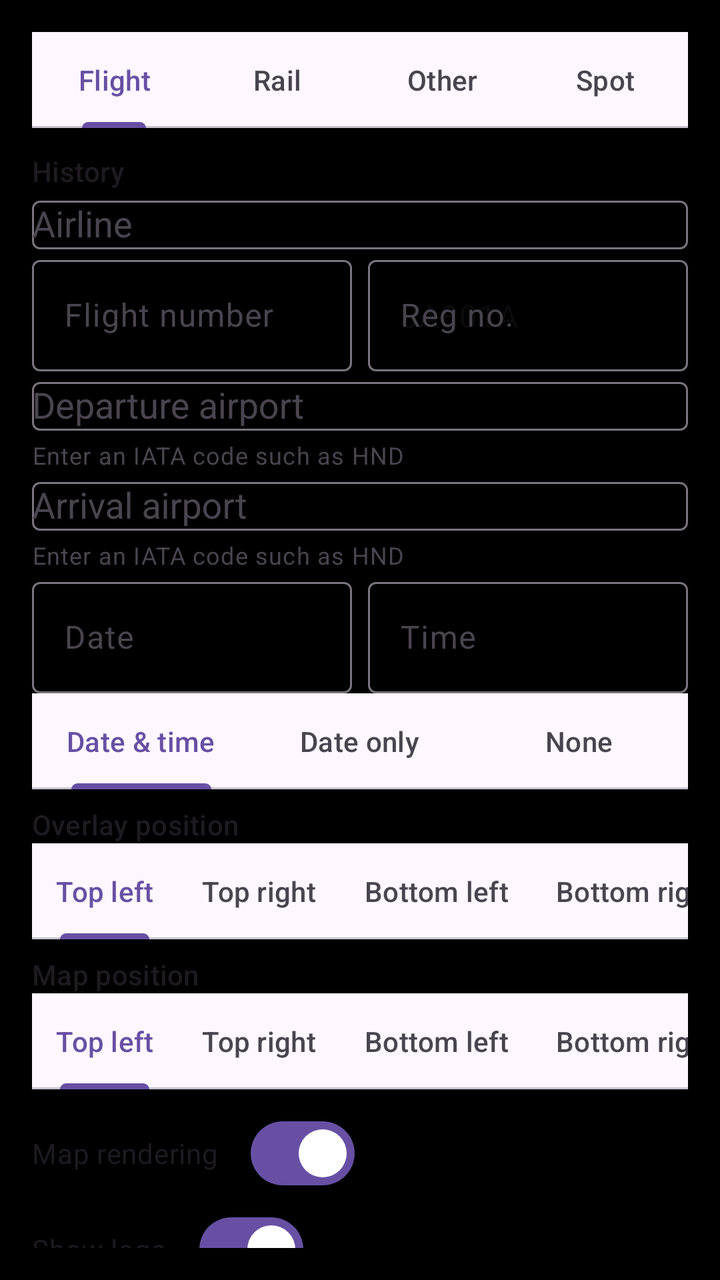
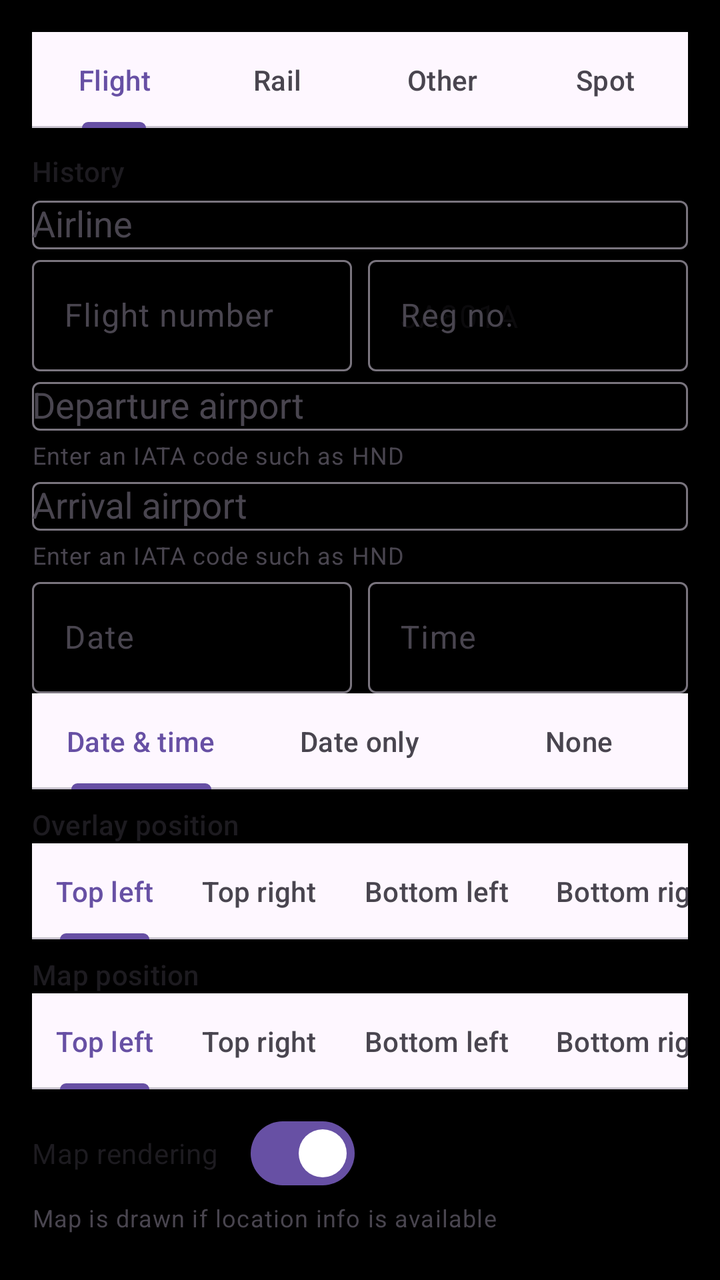

Compare the two renders of this Android layout. The source of the first and the diff that turns it into the second are given below.
<!-- AndroidManifest.xml: application theme Theme.SukashiMap -->
<!-- res/layout/layout_transport_bottom_sheet.xml -->
<?xml version="1.0" encoding="utf-8"?>
<LinearLayout xmlns:android="http://schemas.android.com/apk/res/android"
    xmlns:app="http://schemas.android.com/apk/res-auto"
    android:id="@+id/transportSheetRoot"
    android:layout_width="match_parent"
    android:layout_height="wrap_content"
    android:orientation="vertical"
    android:padding="16dp">

    <com.google.android.material.tabs.TabLayout
        android:id="@+id/transportModeTabs"
        android:layout_width="match_parent"
        android:layout_height="wrap_content"
        app:tabMode="fixed">
        <com.google.android.material.tabs.TabItem
            android:layout_width="wrap_content"
            android:layout_height="wrap_content"
            android:text="@string/transport_tab_flight" />
        <com.google.android.material.tabs.TabItem
            android:layout_width="wrap_content"
            android:layout_height="wrap_content"
            android:text="@string/transport_tab_rail" />
        <com.google.android.material.tabs.TabItem
            android:layout_width="wrap_content"
            android:layout_height="wrap_content"
            android:text="@string/transport_tab_other" />
        <com.google.android.material.tabs.TabItem
            android:layout_width="wrap_content"
            android:layout_height="wrap_content"
            android:text="@string/transport_tab_spot" />
    </com.google.android.material.tabs.TabLayout>

    <androidx.core.widget.NestedScrollView
        android:layout_width="match_parent"
        android:layout_height="wrap_content">

        <LinearLayout
            android:layout_width="match_parent"
            android:layout_height="wrap_content"
            android:orientation="vertical">

            <TextView
                android:layout_width="wrap_content"
                android:layout_height="wrap_content"
                android:layout_marginTop="12dp"
                android:text="@string/history_section_title"
                android:textAppearance="?attr/textAppearanceTitleSmall" />

            <HorizontalScrollView
                android:layout_width="match_parent"
                android:layout_height="wrap_content">
                <com.google.android.material.chip.ChipGroup
                    android:id="@+id/historyChips"
                    android:layout_width="wrap_content"
                    android:layout_height="wrap_content"
                    app:singleLine="true" />
            </HorizontalScrollView>

            
            <LinearLayout
                android:id="@+id/formAirplane"
                android:layout_width="match_parent"
                android:layout_height="wrap_content"
                android:orientation="vertical">

                <com.google.android.material.textfield.TextInputLayout
                    android:layout_width="match_parent"
                    android:layout_height="wrap_content"
                    android:hint="@string/hint_airline">
                    <AutoCompleteTextView
                        android:id="@+id/inputAirline"
                        android:layout_width="match_parent"
                        android:layout_height="wrap_content"
                         />
                </com.google.android.material.textfield.TextInputLayout>

                <LinearLayout
                    android:layout_width="match_parent"
                    android:layout_height="wrap_content"
                    android:orientation="horizontal">

                    <com.google.android.material.textfield.TextInputLayout
                        android:layout_width="0dp"
                        android:layout_height="wrap_content"
                        android:layout_weight="1"
                        android:hint="@string/hint_flight_number">
                        <com.google.android.material.textfield.TextInputEditText
                            android:id="@+id/inputFlightNumber"
                            android:layout_width="match_parent"
                            android:layout_height="wrap_content" />
                    </com.google.android.material.textfield.TextInputLayout>

                    <com.google.android.material.textfield.TextInputLayout
                        android:layout_width="0dp"
                        android:layout_height="wrap_content"
                        android:layout_weight="1"
                        android:layout_marginStart="8dp"
                        android:hint="@string/hint_registration_number">
                        <com.google.android.material.textfield.TextInputEditText
                            android:id="@+id/inputRegNumber"
                            android:layout_width="match_parent"
                            android:layout_height="wrap_content"
                            android:hint="@string/placeholder_registration_number" />
                    </com.google.android.material.textfield.TextInputLayout>
                </LinearLayout>

                <com.google.android.material.textfield.TextInputLayout
                    android:layout_width="match_parent"
                    android:layout_height="wrap_content"
                    android:hint="@string/hint_departure"
                    app:helperText="@string/helper_airport_code">
                    <AutoCompleteTextView
                        android:id="@+id/inputDepAirport"
                        android:layout_width="match_parent"
                        android:layout_height="wrap_content"
                         />
                </com.google.android.material.textfield.TextInputLayout>

                <com.google.android.material.textfield.TextInputLayout
                    android:layout_width="match_parent"
                    android:layout_height="wrap_content"
                    android:hint="@string/hint_arrival"
                    app:helperText="@string/helper_airport_code">
                    <AutoCompleteTextView
                        android:id="@+id/inputArrAirport"
                        android:layout_width="match_parent"
                        android:layout_height="wrap_content"
                         />
                </com.google.android.material.textfield.TextInputLayout>
            </LinearLayout>

            
            <LinearLayout
                android:id="@+id/formTrain"
                android:layout_width="match_parent"
                android:layout_height="wrap_content"
                android:orientation="vertical"
                android:visibility="gone">

                <com.google.android.material.materialswitch.MaterialSwitch
                    android:id="@+id/switchDomesticRail"
                    android:layout_width="wrap_content"
                    android:layout_height="wrap_content"
                    android:checked="true"
                    android:text="@string/train_search_switch_label" />

                <com.google.android.material.textfield.TextInputLayout
                    android:layout_width="match_parent"
                    android:layout_height="wrap_content"
                    android:hint="@string/hint_railway_info">
                    <AutoCompleteTextView
                        android:id="@+id/inputRailLine"
                        android:layout_width="match_parent"
                        android:layout_height="wrap_content"
                         />
                </com.google.android.material.textfield.TextInputLayout>

                <LinearLayout
                    android:layout_width="match_parent"
                    android:layout_height="wrap_content"
                    android:orientation="horizontal">

                    <com.google.android.material.textfield.TextInputLayout
                        android:layout_width="0dp"
                        android:layout_height="wrap_content"
                        android:layout_weight="1"
                        android:hint="@string/hint_train_name">
                        <com.google.android.material.textfield.TextInputEditText
                            android:id="@+id/inputTrainName"
                            android:layout_width="match_parent"
                            android:layout_height="wrap_content" />
                    </com.google.android.material.textfield.TextInputLayout>

                    <com.google.android.material.textfield.TextInputLayout
                        android:layout_width="0dp"
                        android:layout_height="wrap_content"
                        android:layout_weight="1"
                        android:layout_marginStart="8dp"
                        android:hint="@string/hint_vehicle_model">
                        <com.google.android.material.textfield.TextInputEditText
                            android:id="@+id/inputVehicleModel"
                            android:layout_width="match_parent"
                            android:layout_height="wrap_content" />
                    </com.google.android.material.textfield.TextInputLayout>
                </LinearLayout>

                <com.google.android.material.textfield.TextInputLayout
                    android:layout_width="match_parent"
                    android:layout_height="wrap_content"
                    android:hint="@string/hint_departure_station">
                    <AutoCompleteTextView
                        android:id="@+id/inputDepStation"
                        android:layout_width="match_parent"
                        android:layout_height="wrap_content"
                         />
                </com.google.android.material.textfield.TextInputLayout>

                <com.google.android.material.textfield.TextInputLayout
                    android:layout_width="match_parent"
                    android:layout_height="wrap_content"
                    android:hint="@string/hint_arrival_station">
                    <AutoCompleteTextView
                        android:layout_width="match_parent"
                        android:layout_height="wrap_content"
                        
                        android:id="@+id/inputArrStation" />
                </com.google.android.material.textfield.TextInputLayout>

                <TextView
                    android:layout_width="wrap_content"
                    android:layout_height="wrap_content"
                    android:text="@string/via_lines_label"
                    android:textAppearance="?attr/textAppearanceBodySmall" />

                <com.google.android.material.chip.ChipGroup
                    android:id="@+id/viaLineChips"
                    android:layout_width="match_parent"
                    android:layout_height="wrap_content" />

                <com.google.android.material.materialswitch.MaterialSwitch
                    android:id="@+id/switchShortestRoute"
                    android:layout_width="wrap_content"
                    android:layout_height="wrap_content"
                    android:checked="true"
                    android:text="@string/transport_shortest_route" />
            </LinearLayout>

            
            <LinearLayout
                android:id="@+id/formOther"
                android:layout_width="match_parent"
                android:layout_height="wrap_content"
                android:orientation="vertical"
                android:visibility="gone">

                <com.google.android.material.textfield.TextInputLayout
                    android:layout_width="match_parent"
                    android:layout_height="wrap_content"
                    android:hint="@string/hint_transport_name">
                    <com.google.android.material.textfield.TextInputEditText
                        android:id="@+id/inputTransportName"
                        android:layout_width="match_parent"
                        android:layout_height="wrap_content" />
                </com.google.android.material.textfield.TextInputLayout>

                <com.google.android.material.textfield.TextInputLayout
                    android:layout_width="match_parent"
                    android:layout_height="wrap_content"
                    android:hint="@string/hint_departure_place">
                    <AutoCompleteTextView
                        android:id="@+id/inputDepPlace"
                        android:layout_width="match_parent"
                        android:layout_height="wrap_content"
                         />
                </com.google.android.material.textfield.TextInputLayout>

                <com.google.android.material.textfield.TextInputLayout
                    android:layout_width="match_parent"
                    android:layout_height="wrap_content"
                    android:hint="@string/hint_destination">
                    <AutoCompleteTextView
                        android:id="@+id/inputDestination"
                        android:layout_width="match_parent"
                        android:layout_height="wrap_content"
                         />
                </com.google.android.material.textfield.TextInputLayout>
            </LinearLayout>

            
            <LinearLayout
                android:id="@+id/formSpot"
                android:layout_width="match_parent"
                android:layout_height="wrap_content"
                android:orientation="vertical"
                android:visibility="gone">

                <com.google.android.material.textfield.TextInputLayout
                    android:layout_width="match_parent"
                    android:layout_height="wrap_content"
                    android:hint="@string/hint_spot_line1">
                    <com.google.android.material.textfield.TextInputEditText
                        android:id="@+id/inputSpot1"
                        android:layout_width="match_parent"
                        android:layout_height="wrap_content" />
                </com.google.android.material.textfield.TextInputLayout>

                <com.google.android.material.textfield.TextInputLayout
                    android:layout_width="match_parent"
                    android:layout_height="wrap_content"
                    android:hint="@string/hint_spot_line2">
                    <com.google.android.material.textfield.TextInputEditText
                        android:id="@+id/inputSpot2"
                        android:layout_width="match_parent"
                        android:layout_height="wrap_content" />
                </com.google.android.material.textfield.TextInputLayout>

                <com.google.android.material.textfield.TextInputLayout
                    android:layout_width="match_parent"
                    android:layout_height="wrap_content"
                    android:hint="@string/hint_spot_line3">
                    <com.google.android.material.textfield.TextInputEditText
                        android:id="@+id/inputSpot3"
                        android:layout_width="match_parent"
                        android:layout_height="wrap_content" />
                </com.google.android.material.textfield.TextInputLayout>
            </LinearLayout>

            <LinearLayout
                android:layout_width="match_parent"
                android:layout_height="wrap_content"
                android:orientation="horizontal">

                <com.google.android.material.textfield.TextInputLayout
                    android:layout_width="0dp"
                    android:layout_height="wrap_content"
                    android:layout_weight="1"
                    android:hint="@string/hint_date">
                    <com.google.android.material.textfield.TextInputEditText
                        android:id="@+id/inputDate"
                        android:layout_width="match_parent"
                        android:layout_height="wrap_content"
                        android:focusable="false" />
                </com.google.android.material.textfield.TextInputLayout>

                <com.google.android.material.textfield.TextInputLayout
                    android:layout_width="0dp"
                    android:layout_height="wrap_content"
                    android:layout_weight="1"
                    android:layout_marginStart="8dp"
                    android:hint="@string/hint_time">
                    <com.google.android.material.textfield.TextInputEditText
                        android:id="@+id/inputTime"
                        android:layout_width="match_parent"
                        android:layout_height="wrap_content"
                        android:focusable="false" />
                </com.google.android.material.textfield.TextInputLayout>
            </LinearLayout>

            <com.google.android.material.tabs.TabLayout
                android:id="@+id/dateTimeDisplayTabs"
                android:layout_width="match_parent"
                android:layout_height="wrap_content"
                app:tabMode="fixed">
                <com.google.android.material.tabs.TabItem
                    android:layout_width="wrap_content"
                    android:layout_height="wrap_content"
                    android:text="@string/format_date_time" />
                <com.google.android.material.tabs.TabItem
                    android:layout_width="wrap_content"
                    android:layout_height="wrap_content"
                    android:text="@string/format_date_only" />
                <com.google.android.material.tabs.TabItem
                    android:layout_width="wrap_content"
                    android:layout_height="wrap_content"
                    android:text="@string/format_none" />
            </com.google.android.material.tabs.TabLayout>

            <TextView
                android:layout_width="wrap_content"
                android:layout_height="wrap_content"
                android:layout_marginTop="8dp"
                android:text="@string/overlay_position"
                android:textAppearance="?attr/textAppearanceTitleSmall" />

            <com.google.android.material.tabs.TabLayout
                android:id="@+id/overlayPositionTabs"
                android:layout_width="match_parent"
                android:layout_height="wrap_content"
                app:tabMode="scrollable">
                <com.google.android.material.tabs.TabItem
                    android:layout_width="wrap_content"
                    android:layout_height="wrap_content"
                    android:text="@string/position_top_left" />
                <com.google.android.material.tabs.TabItem
                    android:layout_width="wrap_content"
                    android:layout_height="wrap_content"
                    android:text="@string/position_top_right" />
                <com.google.android.material.tabs.TabItem
                    android:layout_width="wrap_content"
                    android:layout_height="wrap_content"
                    android:text="@string/position_bottom_left" />
                <com.google.android.material.tabs.TabItem
                    android:layout_width="wrap_content"
                    android:layout_height="wrap_content"
                    android:text="@string/position_bottom_right" />
            </com.google.android.material.tabs.TabLayout>

            <TextView
                android:layout_width="wrap_content"
                android:layout_height="wrap_content"
                android:layout_marginTop="8dp"
                android:text="@string/map_position"
                android:textAppearance="?attr/textAppearanceTitleSmall" />

            <com.google.android.material.tabs.TabLayout
                android:id="@+id/mapPositionTabs"
                android:layout_width="match_parent"
                android:layout_height="wrap_content"
                app:tabMode="scrollable">
                <com.google.android.material.tabs.TabItem
                    android:layout_width="wrap_content"
                    android:layout_height="wrap_content"
                    android:text="@string/position_top_left" />
                <com.google.android.material.tabs.TabItem
                    android:layout_width="wrap_content"
                    android:layout_height="wrap_content"
                    android:text="@string/position_top_right" />
                <com.google.android.material.tabs.TabItem
                    android:layout_width="wrap_content"
                    android:layout_height="wrap_content"
                    android:text="@string/position_bottom_left" />
                <com.google.android.material.tabs.TabItem
                    android:layout_width="wrap_content"
                    android:layout_height="wrap_content"
                    android:text="@string/position_bottom_right" />
            </com.google.android.material.tabs.TabLayout>

            <com.google.android.material.materialswitch.MaterialSwitch
                android:id="@+id/switchShowMap"
                android:layout_width="wrap_content"
                android:layout_height="wrap_content"
                android:layout_marginTop="8dp"
                android:checked="true"
                android:text="@string/settings_show_map" />

            <com.google.android.material.materialswitch.MaterialSwitch
                android:id="@+id/switchShowWatermark"
                android:layout_width="wrap_content"
                android:layout_height="wrap_content"
                android:checked="true"
                android:text="@string/show_watermark" />

            <TextView
                android:layout_width="wrap_content"
                android:layout_height="wrap_content"
                android:layout_marginTop="8dp"
                android:text="@string/settings_font_section"
                android:textAppearance="?attr/textAppearanceTitleSmall" />

            <Spinner
                android:id="@+id/spinnerFont"
                android:layout_width="match_parent"
                android:layout_height="wrap_content" />

            <TextView
                android:layout_width="wrap_content"
                android:layout_height="wrap_content"
                android:text="@string/settings_text_color_section"
                android:textAppearance="?attr/textAppearanceTitleSmall" />

            <HorizontalScrollView
                android:layout_width="match_parent"
                android:layout_height="wrap_content">
                <LinearLayout
                    android:id="@+id/textColorRow"
                    android:layout_width="wrap_content"
                    android:layout_height="wrap_content"
                    android:orientation="horizontal" />
            </HorizontalScrollView>

            <TextView
                android:layout_width="wrap_content"
                android:layout_height="wrap_content"
                android:text="@string/settings_map_line_color_section"
                android:textAppearance="?attr/textAppearanceTitleSmall" />

            <HorizontalScrollView
                android:layout_width="match_parent"
                android:layout_height="wrap_content">
                <LinearLayout
                    android:id="@+id/mapLineColorRow"
                    android:layout_width="wrap_content"
                    android:layout_height="wrap_content"
                    android:orientation="horizontal" />
            </HorizontalScrollView>

            <TextView
                android:layout_width="wrap_content"
                android:layout_height="wrap_content"
                android:text="@string/settings_map_border_color_section"
                android:textAppearance="?attr/textAppearanceTitleSmall" />

            <HorizontalScrollView
                android:layout_width="match_parent"
                android:layout_height="wrap_content">
                <LinearLayout
                    android:id="@+id/mapBorderColorRow"
                    android:layout_width="wrap_content"
                    android:layout_height="wrap_content"
                    android:orientation="horizontal" />
            </HorizontalScrollView>

            <com.google.android.material.button.MaterialButton
                android:id="@+id/btnPickOverlayPhoto"
                style="@style/Widget.Material3.Button.TonalButton"
                android:layout_width="wrap_content"
                android:layout_height="wrap_content"
                android:layout_marginTop="12dp"
                android:text="@string/transport_pick_overlay_photo" />

            <com.google.android.material.button.MaterialButton
                android:id="@+id/btnTransportConfirm"
                android:layout_width="match_parent"
                android:layout_height="wrap_content"
                android:layout_marginTop="16dp"
                android:text="@string/confirm" />
        </LinearLayout>
    </androidx.core.widget.NestedScrollView>
</LinearLayout>
<!-- resources referenced by this layout -->
<resources>
  <string name="confirm">Confirm</string>
  <string name="format_date_only">Date only</string>
  <string name="format_date_time">Date &amp; time</string>
  <string name="format_none">None</string>
  <string name="helper_airport_code">Enter an IATA code such as HND</string>
  <string name="hint_airline">Airline</string>
  <string name="hint_arrival">Arrival airport</string>
  <string name="hint_arrival_station">Arrival station</string>
  <string name="hint_date">Date</string>
  <string name="hint_departure">Departure airport</string>
  <string name="hint_departure_place">Departure</string>
  <string name="hint_departure_station">Departure station</string>
  <string name="hint_destination">Destination</string>
  <string name="hint_flight_number">Flight number</string>
  <string name="hint_railway_info">Railway line</string>
  <string name="hint_registration_number">Reg no.</string>
  <string name="hint_spot_line1">Line 1</string>
  <string name="hint_spot_line2">Line 2</string>
  <string name="hint_spot_line3">Line 3</string>
  <string name="hint_time">Time</string>
  <string name="hint_train_name">Train name</string>
  <string name="hint_transport_name">Transport</string>
  <string name="hint_vehicle_model">Train model / type</string>
  <string name="history_section_title">History</string>
  <string name="map_position">Map position</string>
  <string name="overlay_position">Overlay position</string>
  <string name="placeholder_registration_number">JA801A</string>
  <string name="position_bottom_left">Bottom left</string>
  <string name="position_bottom_right">Bottom right</string>
  <string name="position_top_left">Top left</string>
  <string name="position_top_right">Top right</string>
  <string name="settings_font_section">Overlay font</string>
  <string name="settings_map_border_color_section">Map border color</string>
  <string name="settings_map_line_color_section">Map line color</string>
  <string name="settings_show_map">Map rendering</string>
  <string name="settings_text_color_section">Text color</string>
  <string name="show_watermark">Show logo</string>
  <string name="train_search_switch_label">Search Japanese lines &amp; stations</string>
  <string name="transport_pick_overlay_photo">Choose overlay photo</string>
  <string name="transport_shortest_route">Shortest route</string>
  <string name="transport_tab_flight">Flight</string>
  <string name="transport_tab_other">Other</string>
  <string name="transport_tab_rail">Rail</string>
  <string name="transport_tab_spot">Spot</string>
  <string name="via_lines_label">Via lines (select additional lines to draw)</string>
  <style name="Theme.SukashiMap" parent="Theme.Material3.DayNight.NoActionBar">
          <item name="android:statusBarColor">@android:color/black</item>
          <item name="android:navigationBarColor">@android:color/black</item>
          <item name="android:windowBackground">@android:color/black</item>
      </style>
</resources>

<!-- the commit's change to res/layout/layout_transport_bottom_sheet.xml (unified diff, before → after) -->
@@ -423,6 +423,13 @@
                 android:checked="true"
                 android:text="@string/settings_show_map" />
 
+            <TextView
+                android:id="@+id/tvMapDisclaimer"
+                android:layout_width="wrap_content"
+                android:layout_height="wrap_content"
+                android:text="@string/map_disclaimer"
+                android:textAppearance="?attr/textAppearanceBodySmall" />
+
             <com.google.android.material.materialswitch.MaterialSwitch
                 android:id="@+id/switchShowWatermark"
                 android:layout_width="wrap_content"
<!-- resource entries referenced after the edit -->
@@ -24,6 +24,7 @@
   <string name="hint_transport_name">Transport</string>
   <string name="hint_vehicle_model">Train model / type</string>
   <string name="history_section_title">History</string>
+  <string name="map_disclaimer">Map is drawn if location info is available</string>
   <string name="map_position">Map position</string>
   <string name="overlay_position">Overlay position</string>
   <string name="placeholder_registration_number">JA801A</string>
